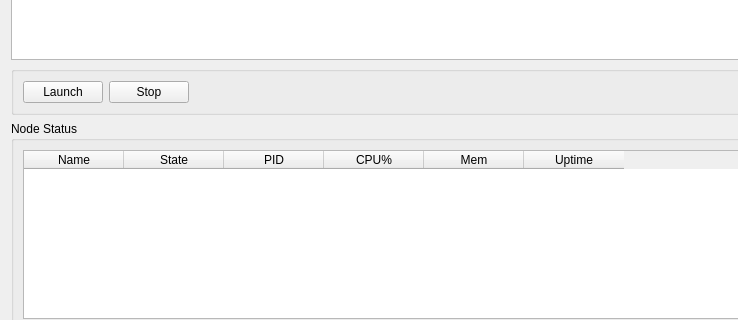
First picture: the form in gui/monitor_tab.ui, repository Joshua-AI-Robotics/Joshua, before the edit; both pictures show x 0 to 738 and y 141 to 461 of the 1000 by 700 pixel window.
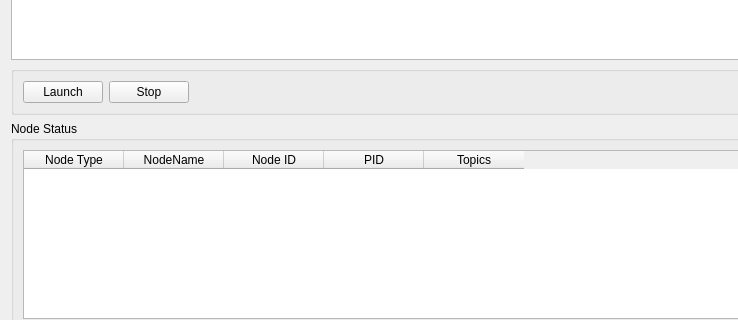
Second picture: the form after the edit.

Commit message: updated the node table

Patch:
```diff
--- a/gui/monitor_tab.ui
+++ b/gui/monitor_tab.ui
@@ -111,12 +111,17 @@
        <widget class="QTableWidget" name="nodeTable">
         <column>
          <property name="text">
-          <string>Name</string>
+          <string>Node Type</string>
          </property>
         </column>
         <column>
          <property name="text">
-          <string>State</string>
+          <string>NodeName</string>
+         </property>
+        </column>
+        <column>
+         <property name="text">
+          <string>Node ID</string>
          </property>
         </column>
         <column>
@@ -126,17 +131,7 @@
         </column>
         <column>
          <property name="text">
-          <string>CPU%</string>
-         </property>
-        </column>
-        <column>
-         <property name="text">
-          <string>Mem</string>
-         </property>
-        </column>
-        <column>
-         <property name="text">
-          <string>Uptime</string>
+          <string>Topics</string>
          </property>
         </column>
        </widget>
```
The commit also changes 2 other files.
